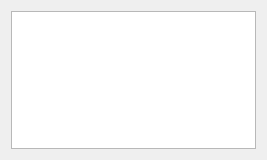
Qt form libs/librepcb/editor/library/kicadlibraryimportwizard/kicadlibraryimportwizardpage_selectelements.ui (LibrePCB/LibrePCB) before a commit.
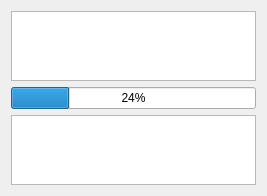
The same form after that commit.

Patch:
```diff
--- a/libs/librepcb/editor/library/kicadlibraryimportwizard/kicadlibraryimportwizardpage_selectelements.ui
+++ b/libs/librepcb/editor/library/kicadlibraryimportwizard/kicadlibraryimportwizardpage_selectelements.ui
@@ -20,6 +20,30 @@
    <string>Select the library elements to import. Dependent elements of devices and components will be selected automatically.</string>
   </property>
   <layout class="QVBoxLayout" name="verticalLayout">
+   <item>
+    <widget class="QTextBrowser" name="txtMessages">
+     <property name="lineWrapMode">
+      <enum>QTextEdit::NoWrap</enum>
+     </property>
+     <property name="html">
+      <string notr="true">&lt;!DOCTYPE HTML PUBLIC &quot;-//W3C//DTD HTML 4.0//EN&quot; &quot;http://www.w3.org/TR/REC-html40/strict.dtd&quot;&gt;
+&lt;html&gt;&lt;head&gt;&lt;meta name=&quot;qrichtext&quot; content=&quot;1&quot; /&gt;&lt;meta charset=&quot;utf-8&quot; /&gt;&lt;style type=&quot;text/css&quot;&gt;
+p, li { white-space: pre-wrap; }
+hr { height: 1px; border-width: 0; }
+li.unchecked::marker { content: &quot;\2610&quot;; }
+li.checked::marker { content: &quot;\2612&quot;; }
+&lt;/style&gt;&lt;/head&gt;&lt;body style=&quot; font-family:'Noto Sans'; font-size:10pt; font-weight:400; font-style:normal;&quot;&gt;
+&lt;p style=&quot;-qt-paragraph-type:empty; margin-top:0px; margin-bottom:0px; margin-left:0px; margin-right:0px; -qt-block-indent:0; text-indent:0px;&quot;&gt;&lt;br /&gt;&lt;/p&gt;&lt;/body&gt;&lt;/html&gt;</string>
+     </property>
+    </widget>
+   </item>
+   <item>
+    <widget class="QProgressBar" name="progressBar">
+     <property name="value">
+      <number>24</number>
+     </property>
+    </widget>
+   </item>
    <item>
     <widget class="QTreeWidget" name="treeWidget">
      <property name="editTriggers">
```
